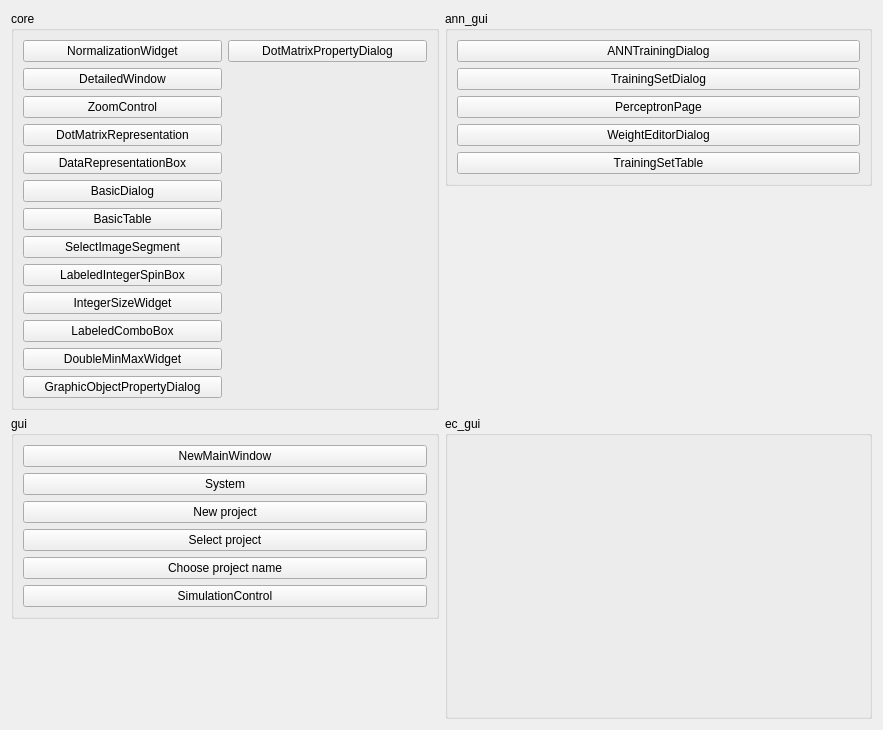
Above: INSYDE/gui/prueba_pantallas.ui from varpercl/INSYDE before the change. Below: the same form after it.
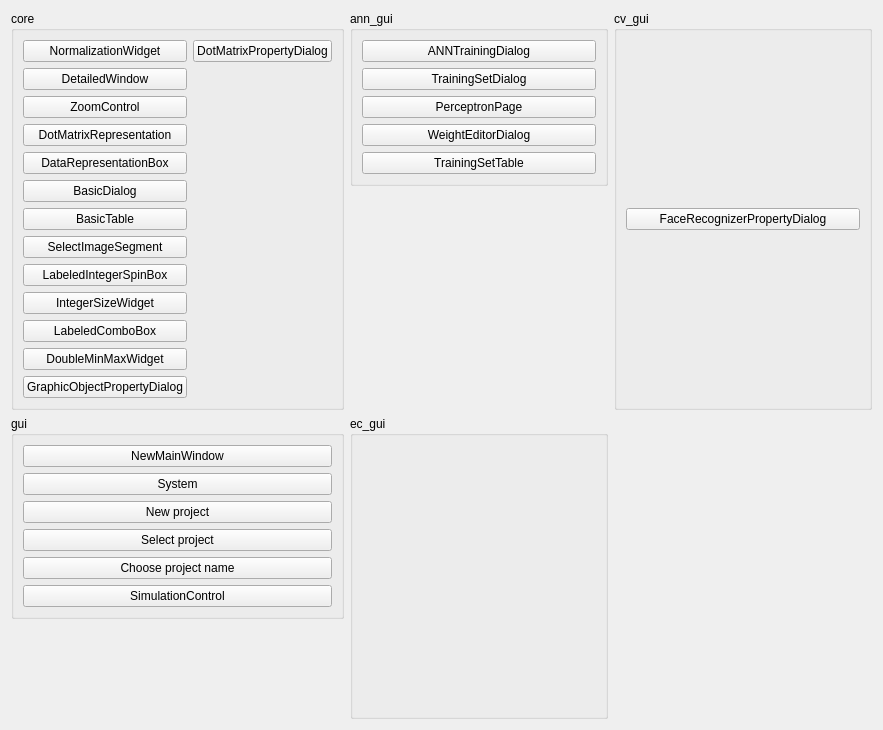
That is the form after the change.

Diff of the .ui file:
```diff
--- a/INSYDE/gui/prueba_pantallas.ui
+++ b/INSYDE/gui/prueba_pantallas.ui
@@ -23,13 +23,6 @@
       <set>Qt::AlignLeading|Qt::AlignLeft|Qt::AlignTop</set>
      </property>
      <layout class="QGridLayout" name="gridLayout_2">
-      <item row="3" column="0">
-       <widget class="QPushButton" name="perceptronButton">
-        <property name="text">
-         <string>PerceptronPage</string>
-        </property>
-       </widget>
-      </item>
       <item row="0" column="0">
        <widget class="QPushButton" name="ANNTrainingDialog">
         <property name="text">
@@ -37,30 +30,44 @@
         </property>
        </widget>
       </item>
-      <item row="5" column="0">
-       <widget class="QPushButton" name="TrainingSetTableButton">
-        <property name="text">
-         <string>TrainingSetTable</string>
-        </property>
-       </widget>
-      </item>
-      <item row="4" column="0">
-       <widget class="QPushButton" name="WeightEditorDialogButton">
-        <property name="text">
-         <string>WeightEditorDialog</string>
-        </property>
-       </widget>
-      </item>
-      <item row="2" column="0">
+      <item row="1" column="0">
        <widget class="QPushButton" name="TrainingSetDialogButton">
         <property name="text">
          <string>TrainingSetDialog</string>
         </property>
        </widget>
       </item>
+      <item row="2" column="0">
+       <widget class="QPushButton" name="perceptronButton">
+        <property name="text">
+         <string>PerceptronPage</string>
+        </property>
+       </widget>
+      </item>
+      <item row="3" column="0">
+       <widget class="QPushButton" name="WeightEditorDialogButton">
+        <property name="text">
+         <string>WeightEditorDialog</string>
+        </property>
+       </widget>
+      </item>
+      <item row="4" column="0">
+       <widget class="QPushButton" name="TrainingSetTableButton">
+        <property name="text">
+         <string>TrainingSetTable</string>
+        </property>
+       </widget>
+      </item>
      </layout>
     </widget>
    </item>
+   <item row="7" column="1">
+    <widget class="QGroupBox" name="groupBox_4">
+     <property name="title">
+      <string>ec_gui</string>
+     </property>
+    </widget>
+   </item>
    <item row="6" column="0" alignment="Qt::AlignTop">
     <widget class="QGroupBox" name="groupBox">
      <property name="title">
@@ -225,11 +232,29 @@
      </layout>
     </widget>
    </item>
-   <item row="7" column="1">
-    <widget class="QGroupBox" name="groupBox_4">
+   <item row="6" column="2">
+    <widget class="QGroupBox" name="groupBox_5">
      <property name="title">
-      <string>ec_gui</string>
+      <string>cv_gui</string>
      </property>
+     <property name="alignment">
+      <set>Qt::AlignLeading|Qt::AlignLeft|Qt::AlignTop</set>
+     </property>
+     <property name="flat">
+      <bool>false</bool>
+     </property>
+     <property name="checkable">
+      <bool>false</bool>
+     </property>
+     <layout class="QGridLayout" name="gridLayout_5" rowstretch="0" rowminimumheight="0">
+      <item row="0" column="0">
+       <widget class="QPushButton" name="FaceRecognizerPropertyDialog">
+        <property name="text">
+         <string>FaceRecognizerPropertyDialog</string>
+        </property>
+       </widget>
+      </item>
+     </layout>
     </widget>
    </item>
   </layout>
```
